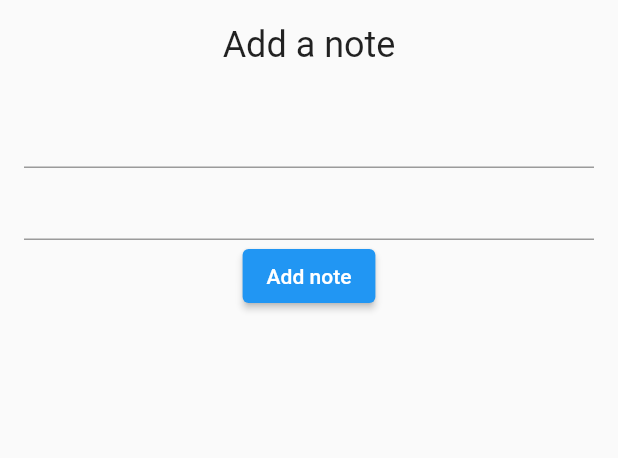
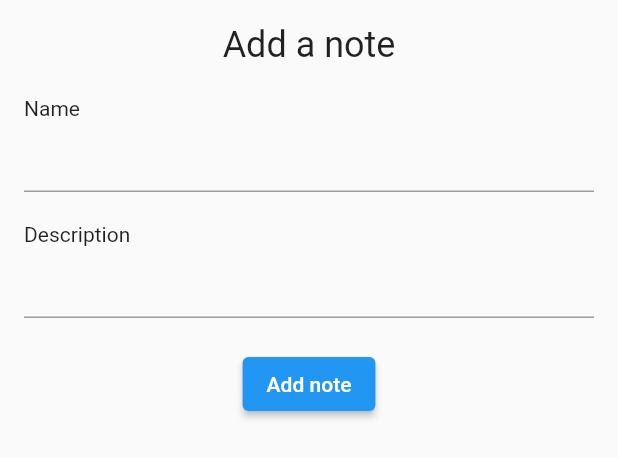
Before and after one commit to diogosequeira94/flutter-todos-dapp, a Flutter app: the AddNoteFormWidget widget shown alone on an empty page, opened directly, on a phone screen of 412 x 824 dp. Shown: the top 458 px of the screen. Run offline on Flutter 3.47's test engine with Material 2 defaults, Android fonts, the phone set to English and light mode, and no system bars; our stand-ins replace bloc, equatable, flutter_bloc; missing offline and left inert: web3dart; statements that could not run were skipped; project files that could hold a hidden picture were left out.

Commit message:
add controllers for input texts, fixed bottomsheet height

```diff
--- a/lib/bloc/notes_service_bloc.dart
+++ b/lib/bloc/notes_service_bloc.dart
@@ -35,7 +35,9 @@ class NotesServiceBloc extends Bloc<NotesServiceEvent, NotesServiceState> {
     try {
       await notesRepository.addNote(event.name, event.description);
       emit(NotesAddSuccess());
+      print('#### Success adding a new note');
     } on Object catch (_) {
+      print('#### Failed adding a new note');
       emit(NotesAddFailure());
     }
   }
--- a/lib/view/add_note_form.dart
+++ b/lib/view/add_note_form.dart
@@ -10,6 +10,23 @@ class AddNoteFormWidget extends StatefulWidget {
 }
 
 class _AddNoteFormWidgetState extends State<AddNoteFormWidget> {
+  late TextEditingController nameTextEditingController;
+  late TextEditingController descriptionTextEditingController;
+
+  @override
+  void initState() {
+    nameTextEditingController = TextEditingController();
+    descriptionTextEditingController = TextEditingController();
+    super.initState();
+  }
+
+  @override
+  void dispose() {
+    nameTextEditingController.dispose();
+    descriptionTextEditingController.dispose();
+    super.dispose();
+  }
+
   @override
   Widget build(BuildContext context) {
     return Padding(
@@ -21,22 +38,47 @@ class _AddNoteFormWidgetState extends State<AddNoteFormWidget> {
             style: TextStyle(fontSize: 24.0),
           ),
           const SizedBox(height: 20.0),
-          TextFormField(),
-          TextFormField(),
+          Column(
+            crossAxisAlignment: CrossAxisAlignment.start,
+            children: [
+              const Text('Name'),
+              TextFormField(
+                controller: nameTextEditingController,
+                keyboardType: TextInputType.text,
+              ),
+            ],
+          ),
+          const SizedBox(height: 20.0),
+          Column(
+            crossAxisAlignment: CrossAxisAlignment.start,
+            children: [
+              const Text('Description'),
+              TextFormField(
+                controller: descriptionTextEditingController,
+                keyboardType: TextInputType.text,
+              ),
+            ],
+          ),
           BlocBuilder<NotesServiceBloc, NotesServiceState>(
             builder: (context, state) {
-              return ElevatedButton(
+              return Padding(
+                padding: const EdgeInsets.only(top: 20.0),
+                child: ElevatedButton(
                     onPressed: () {
                       context.read<NotesServiceBloc>().add(
-                          const AddNotePressed(
-                              name: 'Note 1 ', description: 'Some Description'),
+                            AddNotePressed(
+                              name: nameTextEditingController.text,
+                              description:
+                                  descriptionTextEditingController.text,
+                            ),
                           );
                     },
                     child: state is NotesAddInProgress
                         ? const CircularProgressIndicator(
                             color: Colors.white,
                           )
-                      : const Text('Add note'));
+                        : const Text('Add note')),
+              );
             },
           )
         ],
--- a/lib/view/home_page.dart
+++ b/lib/view/home_page.dart
@@ -64,7 +64,7 @@ class _HomePageState extends State<HomePage> {
               backgroundColor: Colors.transparent,
               builder: (_) {
                 return Container(
-                  height: MediaQuery.of(context).size.height - topPadding,
+                  height: MediaQuery.of(context).size.height / 2,
                   decoration: const BoxDecoration(
                     color: Colors.white,
                     borderRadius: BorderRadius.only(
```
Lines whose indentation alone changed are shown as unchanged.
